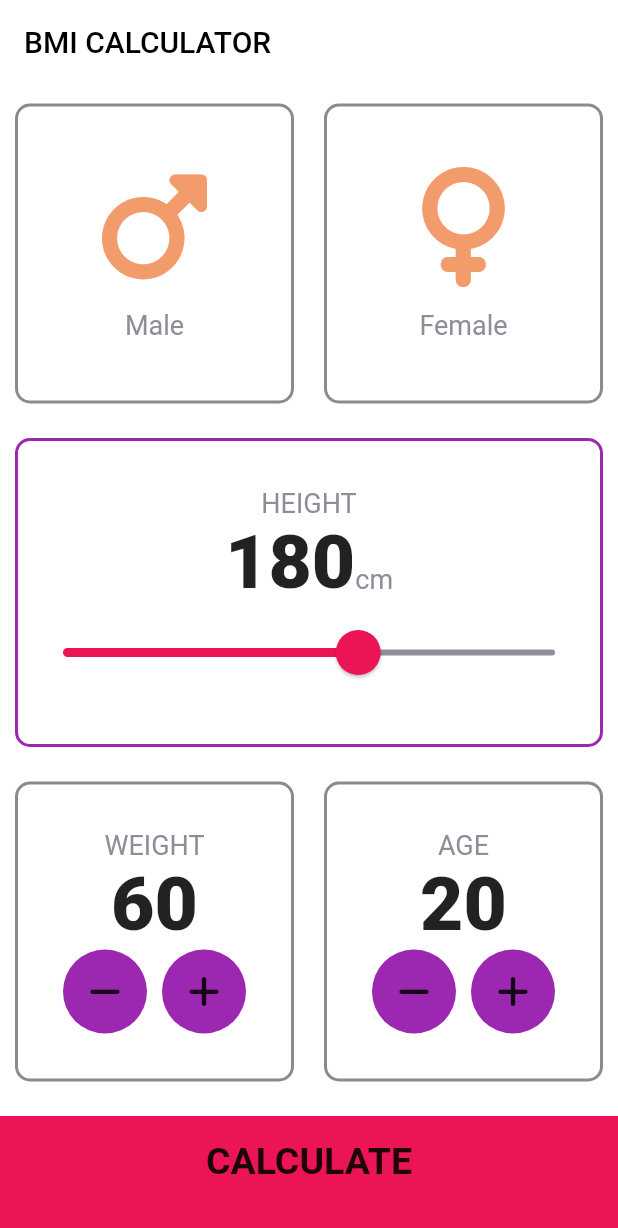
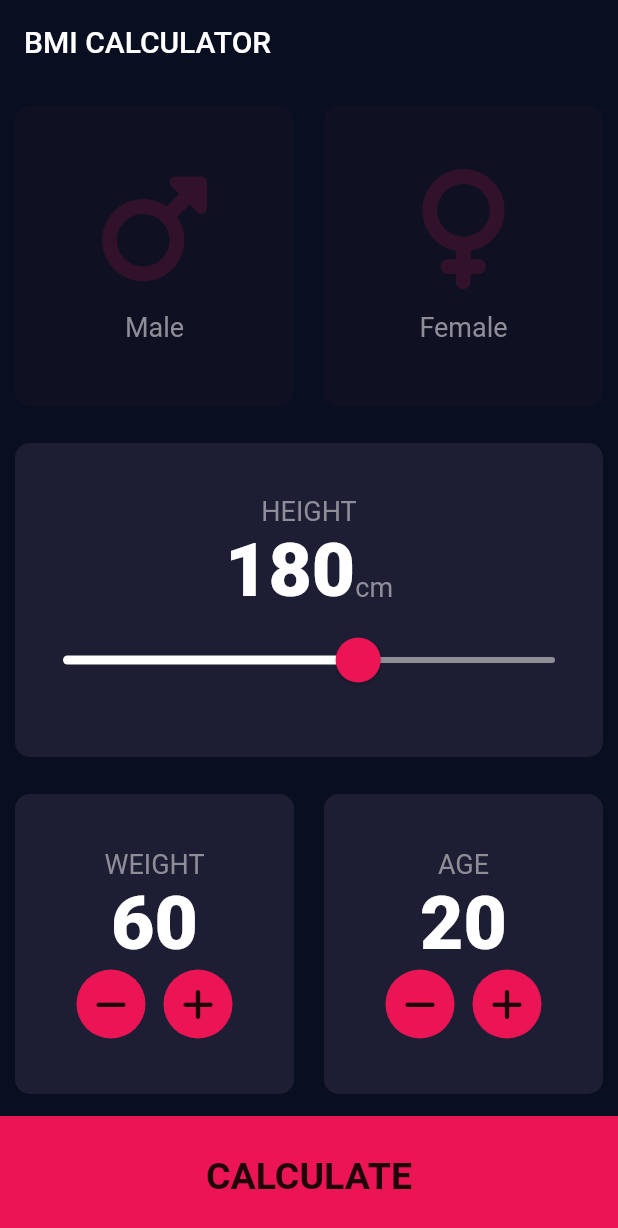
Before and after one commit to xee95/bmi_calculator_flutter, a Flutter app: the screen it shows after launch, on a phone screen of 412 x 824 dp. Shown: the top 1228 px of the screen. Run offline on Flutter 3.47's test engine with Material 2 defaults, Android fonts, the phone set to English and light mode, and no system bars; our stand-ins replace font_awesome_flutter; missing offline and left inert: vertical_weight_slider, weight_slider.

Commit message:
final update

```diff
--- a/lib/components/bottom_button.dart
+++ b/lib/components/bottom_button.dart
@@ -13,15 +13,17 @@ class BottomButton extends StatelessWidget {
     return GestureDetector(
       onTap: onTap,
       child: Container(
-        child: Center(
-          child: Text(
+
+        child: Column(
+          mainAxisAlignment: MainAxisAlignment.center,
+          children: [Text(
             buttonTitle,
             style: kLargeButtonTextStyle,
-          ),
+          ),]
         ),
         color: kBottomContainerColour,
-        margin: EdgeInsets.only(top: 10.0),
-        padding: EdgeInsets.only(bottom: 20.0),
+        // margin: EdgeInsets.only(top: 20.0),
+        // padding: EdgeInsets.only(bottom: 10.0),
         width: double.infinity,
         height: kBottomContainerHeight,
       ),
--- a/lib/components/icon_content.dart
+++ b/lib/components/icon_content.dart
@@ -6,10 +6,11 @@ const kLabelTextStyle = TextStyle(
 );
 
 class IconContent extends StatelessWidget {
-  IconContent({this.icon, this.label});
+  IconContent({required this.icon, this.label, required this.color});
 
   final IconData? icon;
   final String? label;
+  final Color color;
 
   @override
   Widget build(BuildContext context) {
@@ -18,7 +19,7 @@ class IconContent extends StatelessWidget {
       children: <Widget>[
         Icon(
           icon,
-          color: Color(0xffF29C6C),
+          color: color,
           size: 80.0,
         ),
         SizedBox(
--- a/lib/components/round_icon_button.dart
+++ b/lib/components/round_icon_button.dart
@@ -13,11 +13,11 @@ class RoundIconButton extends StatelessWidget {
       child: Icon(icon),
       onPressed: onPressed,
       constraints: BoxConstraints.tightFor(
-        width: 56.0,
-        height: 56.0,
+        width: 46.0,
+        height: 46.0,
       ),
       shape: CircleBorder(),
-      fillColor: Colors.purple,
+      fillColor: Color(0xFFEB1555),
     );
   }
 }
--- a/lib/constants.dart
+++ b/lib/constants.dart
@@ -2,11 +2,12 @@ import 'package:flutter/material.dart';
 
 const kBottomContainerHeight = 80.0;
 const kActiveCardColour = Color(0xFF1D1E33);
-const kInactiveCardColour = Color(0xFF111328);
+const kInactiveCardColour = Color(0xff0f1123);
 const kBottomContainerColour = Color(0xFFEB1555);
 
 const kNumberTextStyle = TextStyle(
   fontSize: 50.0,
+  color: Colors.white,
   fontWeight: FontWeight.w900,
 );
 const kLargeButtonTextStyle = TextStyle(
@@ -17,6 +18,7 @@ const kLargeButtonTextStyle = TextStyle(
 const kTitleTextStyle = TextStyle(
   fontSize: 50.0,
   fontWeight: FontWeight.bold,
+  color: Colors.white,
 );
 
 const kResultTextStyle = TextStyle(
@@ -28,8 +30,10 @@ const kResultTextStyle = TextStyle(
 const kBMITextStyle = TextStyle(
   fontSize: 100.0,
   fontWeight: FontWeight.bold,
+  color: Colors.white,
 );
 
 const kBodyTextStyle = TextStyle(
   fontSize: 22.0,
+  color: Colors.white,
 );
--- a/lib/input_pg.dart
+++ b/lib/input_pg.dart
@@ -11,8 +11,10 @@ import 'components/round_icon_button.dart';
 import 'package:weight_slider/weight_slider.dart';
 import 'dart:math' as math;
 
-const activeColorCard = Colors.purple;
-const inactiveCardColor = Color(0xff8c8a8a);
+const activeColorCard = Color(0xFF1d1E33);
+const inactiveCardColor = Color(0xff111328);
+const iconActive =Color(0xFFEB1555);
+    const iconInActive = Color(0x29EB1555);
 
 enum Gender {
   male,
@@ -25,8 +27,8 @@ class InputPage extends StatefulWidget {
 }
 
 class _InputPageState extends State<InputPage> {
-  Color maleCardColor = inactiveCardColor;
-  Color femaleCardColor = inactiveCardColor;
+  Color maleCardColor = kActiveCardColour;
+  Color femaleCardColor = kInactiveCardColour;
   Gender? selectedGender;
   int height = 180;
   int weight = 60;
@@ -46,14 +48,14 @@ class _InputPageState extends State<InputPage> {
     return Scaffold(
       appBar: AppBar(
         systemOverlayStyle: SystemUiOverlayStyle(
-          systemNavigationBarColor: Colors.blue, // Navigation bar
-          statusBarColor: Colors.white, // Status bar
+          systemNavigationBarColor: Color(0xFF0A0E21), // Navigation bar
+          statusBarColor: Color(0xFF0A0E21), // Status bar
         ),
         backgroundColor: Colors.transparent,
         elevation: 0,
         title: Text(
           'BMI CALCULATOR',
-          style: TextStyle(color: Colors.black),
+          style: TextStyle(color: Colors.white),
         ),
       ),
       body: Column(
@@ -70,11 +72,14 @@ class _InputPageState extends State<InputPage> {
                       });
                     },
                     color: selectedGender == Gender.male
-                        ? activeColorCard
-                        : inactiveCardColor,
+                        ? kActiveCardColour
+                        : kInactiveCardColour,
                     cardChild: IconContent(
                       icon: FontAwesomeIcons.mars,
                       label: "Male",
+                      color: selectedGender == Gender.male
+                          ? iconActive
+                          : iconInActive,
                     )),
               ),
               Expanded(
@@ -85,18 +90,21 @@ class _InputPageState extends State<InputPage> {
                   });
                 },
                 color: selectedGender == Gender.female
-                    ? activeColorCard
-                    : inactiveCardColor,
+                    ? kActiveCardColour
+                    : kInactiveCardColour,
                 cardChild: IconContent(
                   icon: FontAwesomeIcons.venus,
                   label: "Female",
+                  color: selectedGender == Gender.female
+                      ? iconActive
+                      : iconInActive,
                 ),
               ))
             ],
           )),
           Expanded(
               child: BoxContainerWidget(
-            color: activeColorCard,
+            color: kActiveCardColour,
             cardChild: Column(
               mainAxisAlignment: MainAxisAlignment.center,
               children: [
@@ -122,7 +130,7 @@ class _InputPageState extends State<InputPage> {
                 SliderTheme(
                   data: SliderTheme.of(context).copyWith(
                     inactiveTrackColor: Color(0xFF8D8E98),
-                    activeTrackColor: Color(0xFFEB1555),
+                    activeTrackColor: Colors.white,
                     thumbColor: Color(0xFFEB1555),
                     overlayColor: Color(0x29EB1555),
                     thumbShape: RoundSliderThumbShape(enabledThumbRadius: 15.0),
@@ -147,7 +155,7 @@ class _InputPageState extends State<InputPage> {
             children: [
               Expanded(
                 child: BoxContainerWidget(
-                  color: inactiveCardColor,
+                  color: kActiveCardColour,
                   cardChild: Column(
                     mainAxisAlignment: MainAxisAlignment.center,
                     children: <Widget>[
@@ -204,7 +212,7 @@ class _InputPageState extends State<InputPage> {
               ),
               Expanded(
                   child: BoxContainerWidget(
-                color: inactiveCardColor,
+                color: kActiveCardColour,
                 cardChild: Column(
                   mainAxisAlignment: MainAxisAlignment.center,
                   children: [
@@ -274,6 +282,7 @@ class BoxContainerWidget extends StatelessWidget {
   @override
   Widget build(BuildContext context) {
     return GestureDetector(
+      onTap: onPress,
       child: Container(
         margin: const EdgeInsets.all(10.0),
         decoration: BoxDecoration(
@@ -282,12 +291,11 @@ class BoxContainerWidget extends StatelessWidget {
               // assign the color to the border color
               color: color,
             ),
-            color: Colors.white,
+            color: color,
             borderRadius: BorderRadius.circular(10.0)),
         height: 200.0,
         child: cardChild,
       ),
-      onTap: onPress,
     );
   }
 }
--- a/lib/main.dart
+++ b/lib/main.dart
@@ -13,8 +13,8 @@ class BMICalculator extends StatelessWidget {
   Widget build(BuildContext context) {
     return MaterialApp(
       theme: ThemeData.light().copyWith(
-        primaryColor: Colors.red,
-        scaffoldBackgroundColor: Colors.white,
+        primaryColor: Color(0xFF0A0E21),
+        scaffoldBackgroundColor: Color(0xFF0A0E21),
       ),
       home: InputPage(),
     );
--- a/lib/results_page.dart
+++ b/lib/results_page.dart
@@ -17,10 +17,10 @@ class ResultsPage extends StatelessWidget {
   @override
   Widget build(BuildContext context) {
     return Scaffold(
-      appBar: AppBar(
-        title: Text('BMI CALCULATOR'),
-        automaticallyImplyLeading: false,
-      ),
+      // appBar: AppBar(
+      //   title: Text('BMI CALCULATOR'),
+      //   automaticallyImplyLeading: false,
+      // ),
       body: Column(
         mainAxisAlignment: MainAxisAlignment.spaceEvenly,
         crossAxisAlignment: CrossAxisAlignment.stretch,
```
